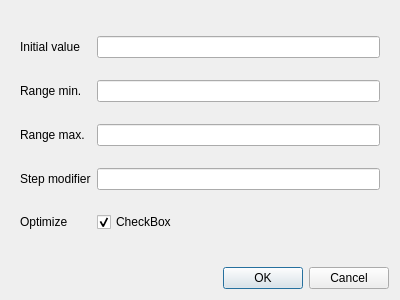
The window that qt_designer/parameteredit_dialog.ui (edbosne/pyfdd) describes before a commit, drawn with Qt 5.
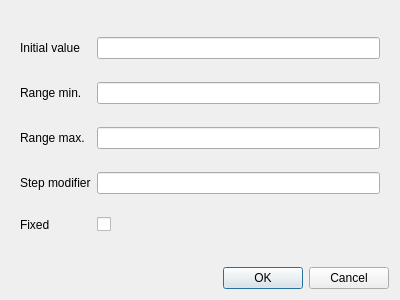
The same window after the commit.

Commit message: parameter object created and integreated in fitman widget

Patch:
```diff
--- a/qt_designer/parameteredit_dialog.ui
+++ b/qt_designer/parameteredit_dialog.ui
@@ -51,7 +51,7 @@
       <item row="4" column="0">
        <widget class="QLabel" name="label_5">
         <property name="text">
-         <string>Optimize</string>
+         <string>Fixed</string>
         </property>
        </widget>
       </item>
@@ -67,10 +67,10 @@
       <item row="4" column="1">
        <widget class="QCheckBox" name="checkBox">
         <property name="text">
-         <string>CheckBox</string>
+         <string/>
         </property>
         <property name="checked">
-         <bool>true</bool>
+         <bool>false</bool>
         </property>
        </widget>
       </item>
```
Left out of the diff: 10 changed lines with no effect on the pictures. The commit also changes 5 other files.
